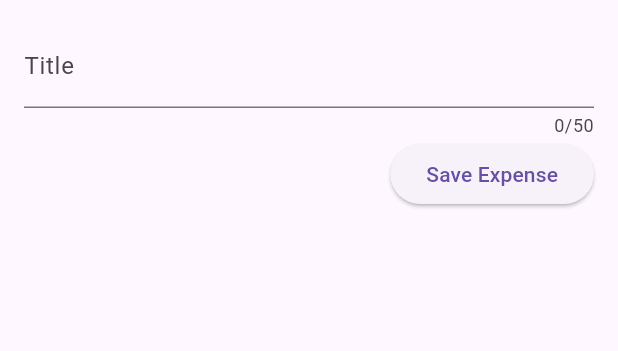
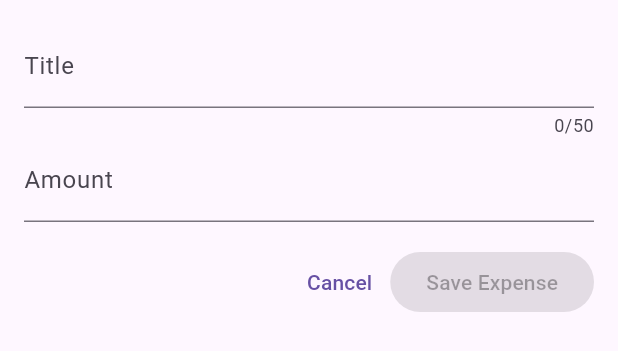
Before and after one commit to Joshlanuevo/flutter-playground, a Flutter app: the NewExpense widget shown alone on an empty page, opened directly, on a phone screen of 412 x 824 dp. Shown: the top 351 px of the screen. Run offline on Flutter 3.47's test engine with Material 3 defaults, Android fonts, the phone set to English and light mode, and no system bars; our stand-ins replace google_fonts.

Commit message:
add amount input with validation and disable save when form is incomplete

```diff
--- a/expense_tracker/lib/widgets/new_expense.dart
+++ b/expense_tracker/lib/widgets/new_expense.dart
@@ -1,7 +1,9 @@
 import 'package:flutter/material.dart';
 
+import 'package:flutter/services.dart';
+
 class NewExpense extends StatefulWidget {
-  const NewExpense({ super.key });
+  const NewExpense({super.key});
 
   @override
   State<NewExpense> createState() {
@@ -11,6 +13,41 @@ class NewExpense extends StatefulWidget {
 
 class _NewExpenseState extends State<NewExpense> {
   final _titleController = TextEditingController();
+  final _amountController = TextEditingController();
+
+  bool get _isFormValid {
+    return _titleController.text.trim().isNotEmpty &&
+        double.tryParse(_amountController.text) != null;
+  }
+
+  @override
+  void initState() {
+    super.initState();
+
+    _titleController.addListener(_onInputChanged);
+    _amountController.addListener(_onInputChanged);
+  }
+
+  void _onInputChanged() {
+    setState(() {});
+  }
+
+  @override
+  void dispose() {
+    _titleController.dispose();
+    _amountController.dispose();
+    super.dispose();
+  }
+
+  void _saveExpense() {
+    final title = _titleController.text.trim();
+    final amount = double.parse(_amountController.text);
+
+    print('Title: $title');
+    print('Amount: \$${amount.toStringAsFixed(2)}');
+
+    // Navigator.pop(context);
+  }
 
   @override
   Widget build(BuildContext context) {
@@ -25,14 +62,33 @@ class _NewExpenseState extends State<NewExpense> {
               labelText: 'Title',
             ),
           ),
+          TextField(
+            controller: _amountController,
+            keyboardType: const TextInputType.numberWithOptions(
+              decimal: true,
+            ),
+            inputFormatters: [
+              FilteringTextInputFormatter.allow(
+                RegExp(r'^\d*\.?\d{0,2}'),
+              ),
+            ],
+            decoration: const InputDecoration(
+              labelText: 'Amount',
+              prefixText: '\$ ',
+            ),
+          ),
+          const SizedBox(height: 16),
           Row(
             mainAxisAlignment: MainAxisAlignment.end,
             children: [
+              TextButton(
+                onPressed: () {
+                  Navigator.pop(context);
+                },
+                child: const Text('Cancel'),
+              ),
               ElevatedButton(
-                onPressed: () {
-                  print(_titleController.text);
-                  // Navigator.pop(context);
-                },
+                onPressed: _isFormValid ? _saveExpense : null,
                 child: const Text('Save Expense'),
               ),
             ],
```
